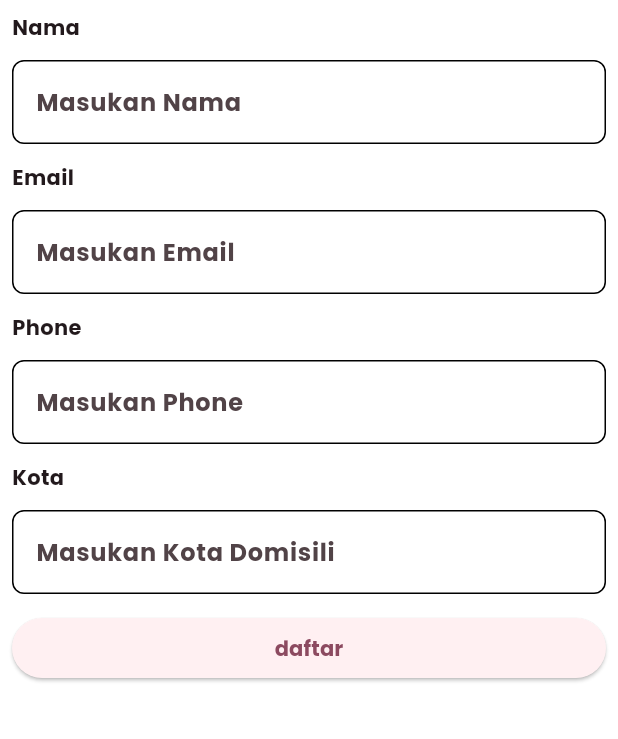
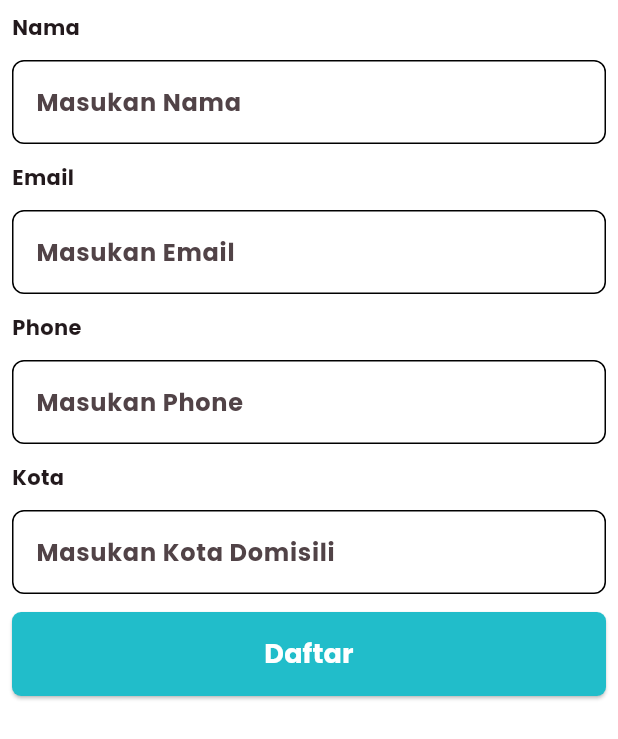
Before and after one commit to DestyAlamanda/ppkd_d_3, a Flutter app: the TugasSepuluhA screen opened directly, on a phone screen of 412 x 824 dp. Shown: the top 739 px of the screen. Run offline on Flutter 3.47's test engine with Material 3 defaults, Android fonts, the phone set to English and light mode, and no system bars.

Commit message:
final task [tugas 10 flutter]

```diff
--- a/lib/tugas_10/tugas_10a.dart
+++ b/lib/tugas_10/tugas_10a.dart
@@ -154,7 +154,21 @@ class _TugasSepuluhAState extends State<TugasSepuluhA> {
                       );
                     }
                   },
-                  child: Text("daftar"),
+                  style: ElevatedButton.styleFrom(
+                    backgroundColor: Color(0xff21BDCA),
+                    fixedSize: Size(327, 56),
+                    shape: RoundedRectangleBorder(
+                      borderRadius: BorderRadius.circular(6),
+                    ),
+                  ),
+                  child: Text(
+                    "Daftar",
+                    style: TextStyle(
+                      fontSize: 18,
+                      fontWeight: FontWeight.bold,
+                      color: Colors.white,
+                    ),
+                  ),
                 ),
               ),
             ],
```
